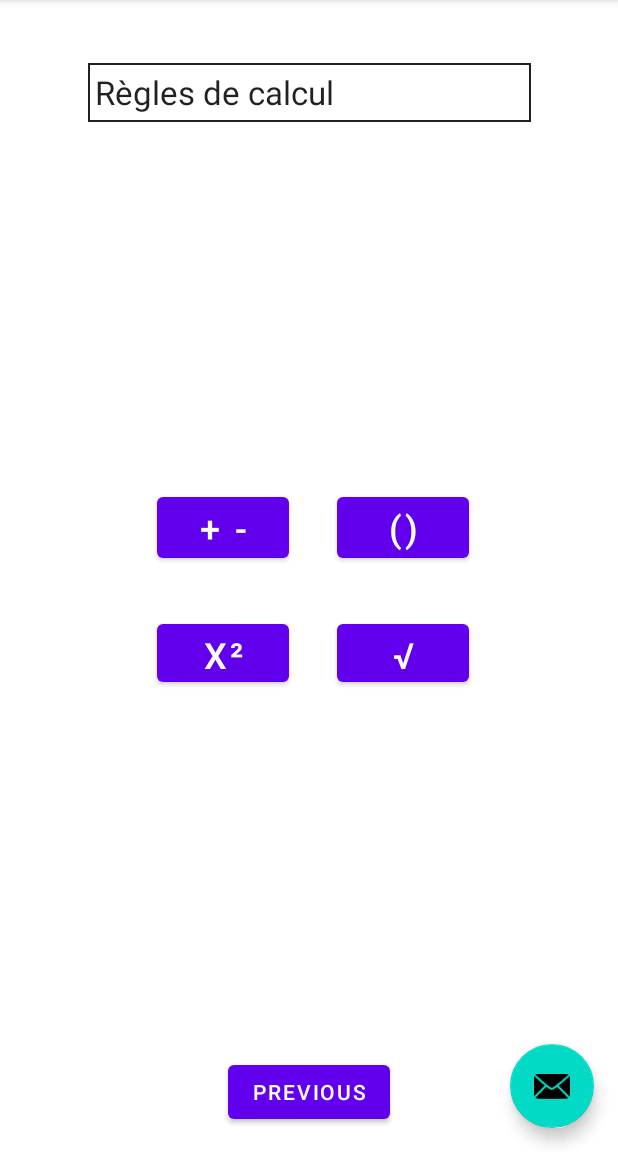
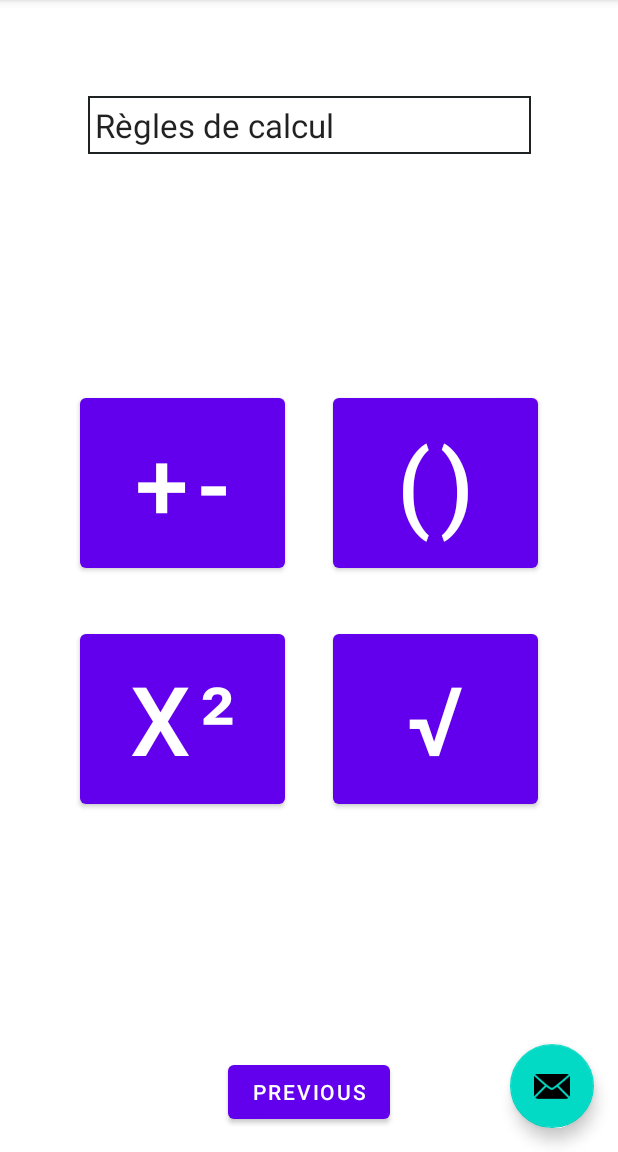
Before and after one commit to TheBoje/Gymaths, an Android app: the SecondFragment screen opened through its navigation route, on a phone screen of 412 x 824 dp, the part 84-1236 px from its top. Run offline under Robolectric (Android 15) with nearby library versions, the phone set to English and light mode, and no system bars.

Commit message:
Écran 3 et 4 avec boutons plus gros

```diff
--- a/gymaths/app/src/main/res/layout/fragment_second.xml
+++ b/gymaths/app/src/main/res/layout/fragment_second.xml
@@ -8,25 +8,26 @@
 
 
     <!-- Titre de la section -->
+
+    <!-- Choix de la section -->
+
     <TextView
         android:id="@+id/textView4"
         android:layout_width="295dp"
-        android:layout_height="39dp"
+        android:layout_height="wrap_content"
+        android:layout_marginTop="64dp"
         android:background="@drawable/back"
         android:text="@string/regle_calculs"
         android:textAppearance="@style/TextAppearance.AppCompat.Large"
         android:visibility="visible"
-        app:layout_constraintBottom_toTopOf="@+id/button_second"
         app:layout_constraintEnd_toEndOf="parent"
-        app:layout_constraintHorizontal_bias="0.5"
         app:layout_constraintStart_toStartOf="parent"
-        app:layout_constraintTop_toTopOf="parent"
-        app:layout_constraintVertical_bias="0.063" />
+        app:layout_constraintTop_toTopOf="parent" />
 
-    <!-- Choix de la section -->
     <TableLayout
-        android:layout_width="235dp"
-        android:layout_height="167dp"
+        android:id="@+id/tableLayout"
+        android:layout_width="337dp"
+        android:layout_height="320dp"
         app:layout_constraintBottom_toTopOf="@+id/button_second"
         app:layout_constraintEnd_toEndOf="parent"
         app:layout_constraintHorizontal_bias="0.5"
@@ -40,42 +41,46 @@
 
             <Button
                 android:id="@+id/btnOperations"
-                android:layout_width="wrap_content"
-                android:layout_height="wrap_content"
+                android:layout_width="0dp"
+                android:layout_height="125dp"
                 android:layout_margin="16dp"
                 android:layout_marginTop="100dp"
+                android:layout_weight="1"
                 android:text="@string/operators"
-                android:textSize="24sp" />
+                android:textSize="64sp" />
 
             <Button
                 android:id="@+id/btnPriorities"
-                android:layout_width="wrap_content"
-                android:layout_height="wrap_content"
+                android:layout_width="0dp"
+                android:layout_height="125dp"
                 android:layout_margin="16dp"
                 android:layout_marginTop="100dp"
+                android:layout_weight="1"
                 android:text="@string/parentheses"
-                android:textSize="24sp" />
+                android:textSize="64sp" />
         </TableRow>
 
         <TableRow
             android:layout_width="match_parent"
-            android:layout_height="match_parent">
+            android:layout_height="88dp">
 
             <Button
                 android:id="@+id/btnXSquared"
-                android:layout_width="wrap_content"
-                android:layout_height="wrap_content"
+                android:layout_width="0dp"
+                android:layout_height="125dp"
                 android:layout_margin="16dp"
+                android:layout_weight="1"
                 android:text="@string/xSquaredSymbol"
-                android:textSize="24sp" />
+                android:textSize="64sp" />
 
             <Button
                 android:id="@+id/btnSqrt"
-                android:layout_width="wrap_content"
-                android:layout_height="wrap_content"
+                android:layout_width="0dp"
+                android:layout_height="125dp"
                 android:layout_margin="16dp"
+                android:layout_weight="1"
                 android:text="@string/sqrtSymbol"
-                android:textSize="24sp" />
+                android:textSize="64sp" />
 
         </TableRow>
 
--- a/gymaths/app/src/main/res/values/strings.xml
+++ b/gymaths/app/src/main/res/values/strings.xml
@@ -18,5 +18,5 @@
     <string name="parentheses">()</string>
     <string name="sqrtSymbol">√</string>
     <string name="xSquaredSymbol">x²</string>
-    <string name="operators">+ -</string>
+    <string name="operators">+-</string>
 </resources>
```
Also changed, not shown: gymaths/app/src/main/res/layout/fragment_first.xml (+15 -9 lines).
